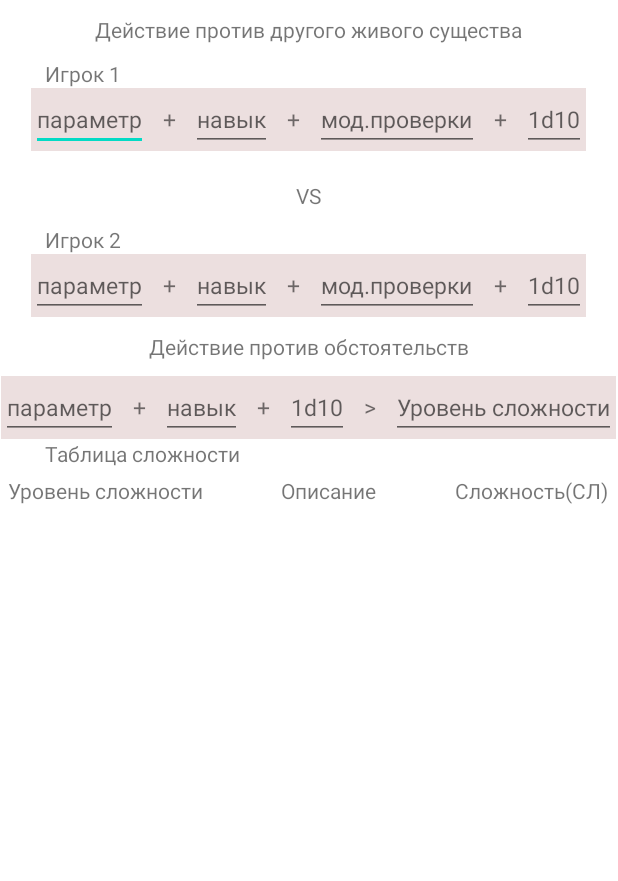
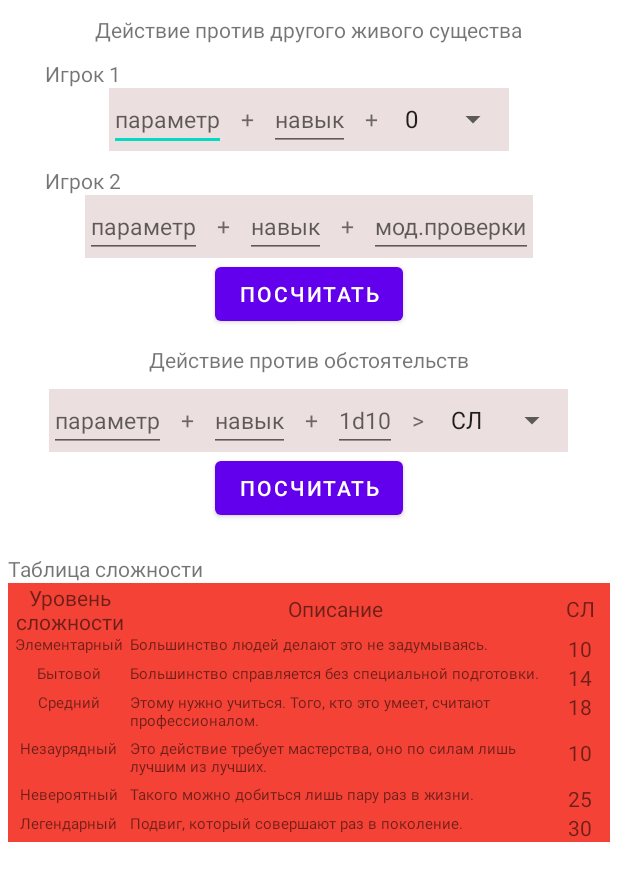
Before and after one commit to Twitcherlung/CyberpunkCalculator, an Android app: the layout fragment_check_skill.xml on its own in the app's theme, with its tools: preview values and no code run, on a phone screen of 412 x 824 dp. Shown: the top 881 px of the screen. Run offline under Robolectric (Android 15) with nearby library versions, the phone set to English and light mode, and no system bars.

Commit message:
Набросок разметки

```diff
--- a/app/src/main/res/layout/fragment_check_skill.xml
+++ b/app/src/main/res/layout/fragment_check_skill.xml
@@ -2,6 +2,9 @@
 <LinearLayout xmlns:android="http://schemas.android.com/apk/res/android"
     android:layout_width="match_parent"
     android:layout_height="match_parent"
+    android:layout_centerInParent="false"
+    android:layout_centerHorizontal="false"
+    android:layout_centerVertical="false"
     android:orientation="vertical">
 
     <TextView
@@ -58,36 +61,13 @@
             android:text="+"
             android:textSize="@dimen/hint" />
 
-        <EditText
+        <Spinner
             android:layout_width="wrap_content"
             android:layout_height="wrap_content"
-            android:hint="@string/check_modifier"
-            android:inputType="number"
-            android:textSize="@dimen/hint" />
+            android:entries="@array/check_modifier" />
 
-        <TextView
-            android:layout_width="wrap_content"
-            android:layout_height="wrap_content"
-            android:layout_marginLeft="10dp"
-            android:layout_marginRight="10dp"
-            android:text="+"
-            android:textSize="@dimen/hint" />
-
-        <EditText
-            android:layout_width="wrap_content"
-            android:layout_height="wrap_content"
-            android:hint="@string/cube"
-            android:inputType="number"
-            android:textSize="@dimen/hint" />
 
     </LinearLayout>
-
-    <TextView
-        android:layout_width="wrap_content"
-        android:layout_height="wrap_content"
-        android:layout_gravity="center"
-        android:layout_margin="10dp"
-        android:text="@string/against" />
 
     <TextView
         android:layout_width="wrap_content"
@@ -142,23 +122,14 @@
             android:hint="@string/check_modifier"
             android:inputType="number"
             android:textSize="@dimen/hint" />
+    </LinearLayout>
 
-        <TextView
-            android:layout_width="wrap_content"
-            android:layout_height="wrap_content"
-            android:layout_marginLeft="10dp"
-            android:layout_marginRight="10dp"
-            android:text="+"
-            android:textSize="@dimen/hint" />
-
-        <EditText
-            android:layout_width="wrap_content"
-            android:layout_height="wrap_content"
-            android:hint="@string/cube"
-            android:inputType="number"
-            android:textSize="@dimen/hint" />
-
-    </LinearLayout>
+    <Button
+        android:id="@+id/sum_creature_button"
+        android:layout_width="wrap_content"
+        android:layout_height="wrap_content"
+        android:layout_gravity="center"
+        android:text="@string/count" />
 
     <TextView
         android:layout_width="wrap_content"
@@ -224,47 +195,179 @@
             android:text=">"
             android:textSize="@dimen/hint" />
 
-        <EditText
+        <Spinner
             android:layout_width="wrap_content"
             android:layout_height="wrap_content"
-            android:hint="@string/difficulty_level"
-            android:inputType="number"
-            android:textSize="@dimen/hint" />
+            android:entries="@array/difficulty_level"/>
 
     </LinearLayout>
+
+    <Button
+        android:id="@+id/sum_situation_button"
+        android:layout_width="wrap_content"
+        android:layout_height="wrap_content"
+        android:layout_gravity="center"
+        android:text="@string/count" />
 
     <TextView
         android:layout_width="wrap_content"
         android:layout_height="wrap_content"
-        android:layout_marginLeft="30dp"
+        android:layout_marginLeft="5dp"
+        android:layout_marginTop="20dp"
         android:text="@string/difficulty_value" />
 
     <TableLayout
-        android:layout_width="match_parent"
-        android:layout_height="wrap_content">
+        style="@style/tableLayoutStyle"
+        android:background="#100F0F"
+        android:backgroundTint="#1C1C1C"
+        android:baselineAligned="false"
+        android:foregroundTint="#232222">
 
         <TableRow
-            android:layout_margin="5dp"
             android:layout_width="match_parent"
-            android:layout_height="wrap_content">
+            android:layout_height="wrap_content"
+            android:background="#F44336">
 
             <TextView
-                android:layout_width="wrap_content"
-                android:layout_height="wrap_content"
+                android:layout_width="81dp"
+                android:layout_height="34dp"
+                android:gravity="center"
                 android:text="@string/difficulty_level" />
 
             <TextView
-                android:layout_width="167dp"
-                android:layout_height="wrap_content"
+                android:layout_width="268dp"
+                android:layout_height="match_parent"
                 android:gravity="center"
                 android:text="@string/description" />
 
             <TextView
+                android:layout_width="54dp"
+                android:layout_height="match_parent"
+                android:gravity="center"
+                android:text="@string/difficulty" />
+        </TableRow>
+
+        <TableRow
+            android:layout_width="match_parent"
+            android:layout_height="wrap_content"
+            android:background="#F44336">
+
+            <TextView
+                style="@style/tableTextViewValues"
+                android:text="@string/simple"
+                android:textSize="@dimen/difficulty" />
+
+            <TextView
+                style="@style/tableTextViewDescriptions"
+                android:layout_width="265dp"
+                android:text="@string/simple_description"
+                android:textSize="@dimen/description" />
+
+            <TextView
+                style="@style/tableTextViewDifficulty"
+                android:text="@string/simple_level" />
+        </TableRow>
+
+        <TableRow
+            android:layout_width="match_parent"
+            android:layout_height="wrap_content"
+            android:background="#F44336">
+
+            <TextView
+                style="@style/tableTextViewValues"
+                android:text="@string/everyday"
+                android:textSize="@dimen/difficulty" />
+
+            <TextView
+                style="@style/tableTextViewDescriptions"
                 android:layout_width="wrap_content"
-                android:layout_height="wrap_content"
-                android:gravity="right"
+                android:text="@string/everyday_description"
+                android:textSize="@dimen/description" />
 
-                android:text="@string/difficulty" />
+            <TextView
+                style="@style/tableTextViewDifficulty"
+                android:text="@string/everyday_level" />
+        </TableRow>
+
+        <TableRow
+            android:layout_width="match_parent"
+            android:layout_height="wrap_content"
+            android:background="#F44336">
+
+            <TextView
+                style="@style/tableTextViewValues"
+                android:text="@string/difficult"
+                android:textSize="@dimen/difficulty" />
+
+            <TextView
+                style="@style/tableTextViewDescriptions"
+                android:text="@string/difficult_description"
+                android:textSize="@dimen/description" />
+
+            <TextView
+                style="@style/tableTextViewDifficulty"
+                android:text="@string/difficult_level" />
+        </TableRow>
+
+        <TableRow
+            android:layout_width="match_parent"
+            android:layout_height="wrap_content"
+            android:background="#F44336">
+
+            <TextView
+                style="@style/tableTextViewValues"
+                android:text="@string/professional"
+                android:textSize="@dimen/difficulty" />
+
+            <TextView
+                style="@style/tableTextViewDescriptions"
+                android:text="@string/professional_description"
+                android:textSize="@dimen/description" />
+
+            <TextView
+                style="@style/tableTextViewDifficulty"
+                android:text="@string/simple_level" />
+        </TableRow>
+
+        <TableRow
+            android:layout_width="match_parent"
+            android:layout_height="wrap_content"
+            android:background="#F44336">
+
+            <TextView
+                style="@style/tableTextViewValues"
+                android:text="@string/heroic"
+                android:textSize="@dimen/difficulty" />
+
+            <TextView
+                style="@style/tableTextViewDescriptions"
+                android:text="@string/heroic_description"
+                android:textSize="@dimen/description" />
+
+            <TextView
+                style="@style/tableTextViewDifficulty"
+                android:text="@string/heroic_level" />
+        </TableRow>
+
+        <TableRow
+            android:layout_width="match_parent"
+            android:layout_height="wrap_content"
+            android:background="#F44336">
+
+            <TextView
+                style="@style/tableTextViewValues"
+                android:background="#F44336"
+                android:text="@string/legendary"
+                android:textSize="@dimen/difficulty" />
+
+            <TextView
+                style="@style/tableTextViewDescriptions"
+                android:text="@string/legendary_description"
+                android:textSize="@dimen/description" />
+
+            <TextView
+                style="@style/tableTextViewDifficulty"
+                android:text="@string/legendary_level" />
         </TableRow>
     </TableLayout>
 </LinearLayout>
--- a/app/src/main/res/values/dimens.xml
+++ b/app/src/main/res/values/dimens.xml
@@ -1,4 +1,7 @@
 <?xml version="1.0" encoding="utf-8"?>
 <resources>
     <dimen name="hint">15sp</dimen>
+    <dimen name="description">10sp</dimen>
+    <dimen name="difficulty">10sp</dimen>
+
 </resources>
--- a/app/src/main/res/values/strings.xml
+++ b/app/src/main/res/values/strings.xml
@@ -11,10 +11,48 @@
     <string name="gamer_1">Игрок 1</string>
     <string name="gamer_2">Игрок 2</string>
     <string name="cube">1d10</string>
-    <string name="difficulty">Cложность(СЛ)</string>
+    <string name="difficulty">СЛ</string>
+    <string name="count">Посчитать</string>
+    //Table values strings
     <string name="difficulty_value">Таблица сложности</string>
     <string name="difficulty_level">Уровень сложности</string>
     <string name="description">Описание</string>
-    <string name="gamer_2">Игрок 2</string>
+    <string name="simple">Элементарный</string>
+    <string name="everyday">Бытовой</string>
+    <string name="difficult">Средний</string>
+    <string name="professional">Незаурядный</string>
+    <string name="heroic">Невероятный</string>
+    <string name="legendary">Легендарный</string>
+    //Table values descriptions string
+    <string name="simple_description">Большинство людей делают это не задумываясь.</string>
+    <string name="everyday_description">Большинство справляется без специальной подготовки.</string>
+    <string name="difficult_description">Этому нужно учиться. Того, кто это умеет, считают профессионалом.</string>
+    <string name="professional_description">Это действие требует мастерства, оно по силам лишь лучшим из лучших.</string>
+    <string name="heroic_description">Такого можно добиться лишь пару раз в жизни.</string>
+    <string name="legendary_description">Подвиг, который совершают раз в поколение.</string>
+    //Table values difficulty level
+    <string-array name="difficulty_level">
+        <item>СЛ</item>
+        <item>10</item>
+        <item>14</item>
+        <item>18</item>
+        <item>22</item>
+        <item>25</item>
+        <item>30</item>
+    </string-array>
 
+    <string name="simple_level">10</string>
+    <string name="everyday_level">14</string>
+    <string name="difficult_level">18</string>
+    <string name="professional_level">22</string>
+    <string name="heroic_level">25</string>
+    <string name="legendary_level">30</string>
+
+    <string-array name="check_modifier">
+        <item>0</item>
+        <item>-1</item>
+        <item>-2</item>
+        <item>-3</item>
+        <item>-4</item>
+    </string-array>
 </resources>
--- /dev/null
+++ b/app/src/main/res/values/style.xml
@@ -0,0 +1,28 @@
+<?xml version="1.0" encoding="utf-8"?>
+<resources>
+
+    <style name="tableLayoutStyle">
+        <item name="android:layout_width">match_parent</item>
+        <item name="android:layout_height">wrap_content</item>
+        <item name="android:layout_marginRight">5dp</item>
+        <item name="android:layout_marginLeft">5dp</item>
+    </style>
+
+    <style name="tableTextViewValues">
+        <item name="android:layout_width">61dp</item>
+        <item name="android:layout_height">match_parent</item>
+        <item name="android:layout_gravity">center</item>
+    </style>
+
+    <style name="tableTextViewDescriptions">
+        <item name="android:layout_width">245dp</item>
+        <item name="android:layout_height">match_parent</item>
+        <item name="android:layout_gravity">fill_vertical</item>
+    </style>
+
+    <style name="tableTextViewDifficulty">
+        <item name="android:layout_width">wrap_content</item>
+        <item name="android:layout_height">match_parent</item>
+        <item name="android:layout_gravity">center</item>
+    </style>
+</resources>
```
